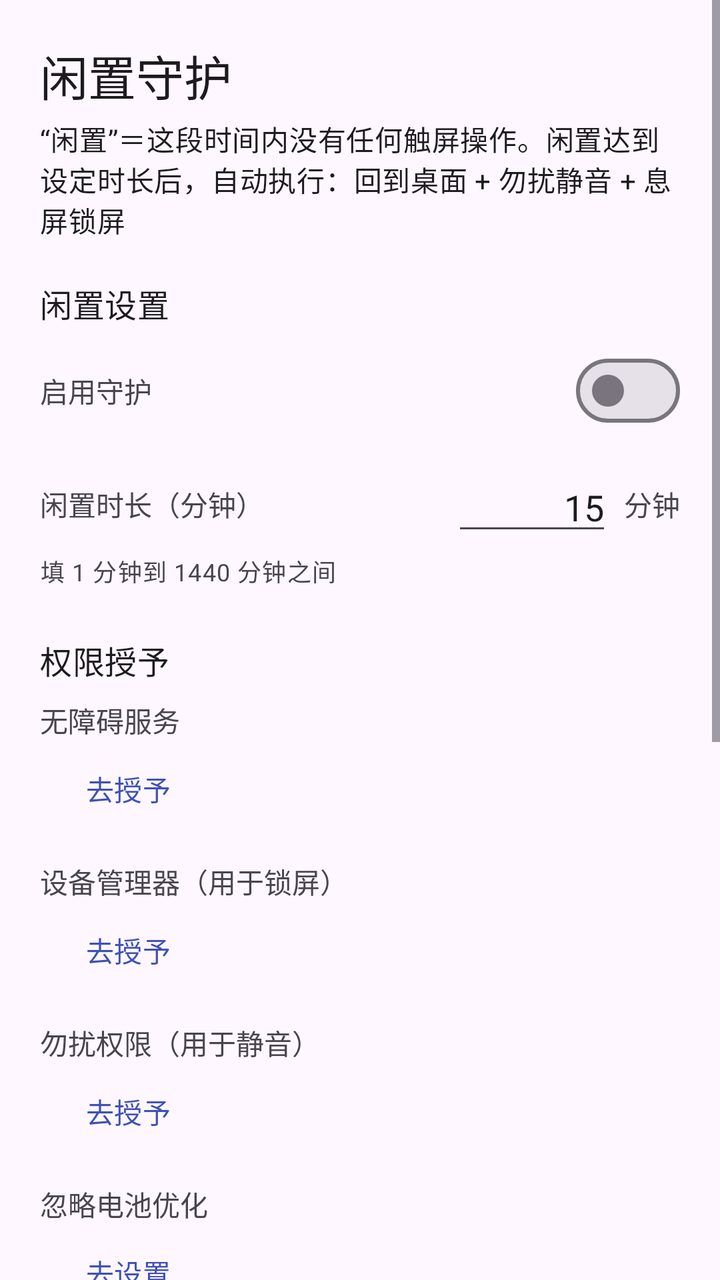
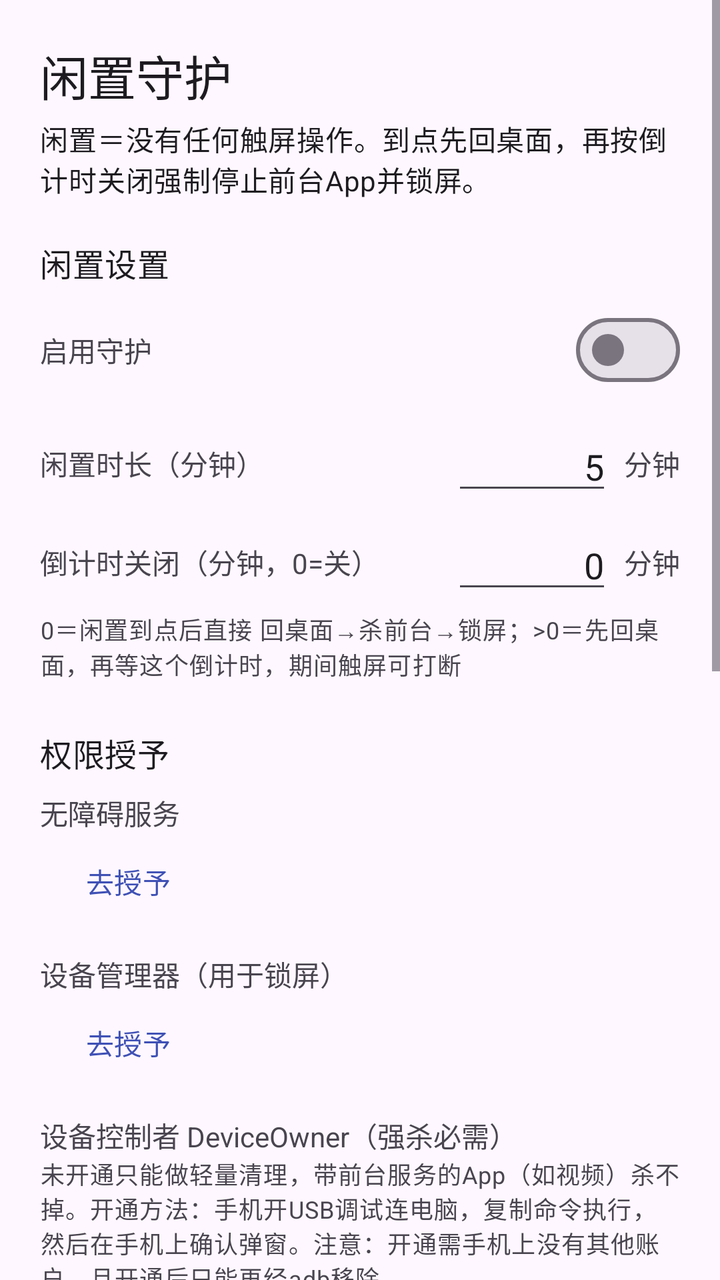

Compare the two renders of this Android layout. The source of the first and the diff that turns it into the second are given below.
<!-- AndroidManifest.xml: application theme Theme.IdleGuard -->
<!-- res/layout/activity_main.xml -->
<?xml version="1.0" encoding="utf-8"?>
<ScrollView xmlns:android="http://schemas.android.com/apk/res/android"
    android:layout_width="match_parent"
    android:layout_height="match_parent"
    android:fillViewport="true">

    <LinearLayout
        android:layout_width="match_parent"
        android:layout_height="wrap_content"
        android:orientation="vertical"
        android:padding="20dp">

        <TextView
            android:layout_width="wrap_content"
            android:layout_height="wrap_content"
            android:text="@string/app_name"
            android:textAppearance="?attr/textAppearanceHeadlineSmall" />

        <TextView
            android:layout_width="match_parent"
            android:layout_height="wrap_content"
            android:layout_marginTop="4dp"
            android:text="“闲置”＝这段时间内没有任何触屏操作。闲置达到设定时长后，自动执行：回到桌面 + 勿扰静音 + 息屏锁屏"
            android:textAppearance="?attr/textAppearanceBodyMedium" />

        
        <TextView
            android:layout_width="wrap_content"
            android:layout_height="wrap_content"
            android:layout_marginTop="20dp"
            android:text="@string/section_settings"
            android:textAppearance="?attr/textAppearanceTitleMedium" />

        <LinearLayout
            android:layout_width="match_parent"
            android:layout_height="wrap_content"
            android:layout_marginTop="8dp"
            android:gravity="center_vertical"
            android:orientation="horizontal">

            <TextView
                android:layout_width="0dp"
                android:layout_height="wrap_content"
                android:layout_weight="1"
                android:text="@string/label_enable" />

            <com.google.android.material.materialswitch.MaterialSwitch
                android:id="@+id/switchEnabled"
                android:layout_width="wrap_content"
                android:layout_height="wrap_content" />
        </LinearLayout>

        <LinearLayout
            android:layout_width="match_parent"
            android:layout_height="wrap_content"
            android:layout_marginTop="12dp"
            android:gravity="center_vertical"
            android:orientation="horizontal">

            <TextView
                android:layout_width="0dp"
                android:layout_height="wrap_content"
                android:layout_weight="1"
                android:text="@string/label_idle_minutes" />

            <com.google.android.material.textfield.TextInputEditText
                android:id="@+id/editMinutes"
                android:layout_width="80dp"
                android:layout_height="wrap_content"
                android:gravity="end"
                android:inputType="number"
                android:text="15" />

            <TextView
                android:layout_width="wrap_content"
                android:layout_height="wrap_content"
                android:layout_marginStart="6dp"
                android:text="分钟" />
        </LinearLayout>

        <TextView
            android:layout_width="match_parent"
            android:layout_height="wrap_content"
            android:layout_marginTop="4dp"
            android:text="@string/hint_minutes"
            android:textAppearance="?attr/textAppearanceBodySmall" />

        <TextView
            android:id="@+id/rowAutoStartHint"
            android:layout_width="match_parent"
            android:layout_height="wrap_content"
            android:layout_marginTop="8dp"
            android:text="@string/row_auto_start_hint"
            android:textAppearance="?attr/textAppearanceBodySmall"
            android:visibility="gone" />

        
        <TextView
            android:layout_width="wrap_content"
            android:layout_height="wrap_content"
            android:layout_marginTop="24dp"
            android:text="@string/section_permissions"
            android:textAppearance="?attr/textAppearanceTitleMedium" />

        <TextView
            android:id="@+id/statusAccessibility"
            android:layout_width="match_parent"
            android:layout_height="wrap_content"
            android:layout_marginTop="8dp"
            android:text="@string/perm_accessibility" />

        <com.google.android.material.button.MaterialButton
            android:id="@+id/btnGrantAccessibility"
            style="@style/Widget.Material3.Button.TextButton"
            android:layout_width="wrap_content"
            android:layout_height="wrap_content"
            android:text="@string/btn_grant" />

        <TextView
            android:id="@+id/statusDeviceAdmin"
            android:layout_width="match_parent"
            android:layout_height="wrap_content"
            android:layout_marginTop="12dp"
            android:text="@string/perm_device_admin" />

        <com.google.android.material.button.MaterialButton
            android:id="@+id/btnGrantDeviceAdmin"
            style="@style/Widget.Material3.Button.TextButton"
            android:layout_width="wrap_content"
            android:layout_height="wrap_content"
            android:text="@string/btn_grant" />

        <TextView
            android:id="@+id/statusDnd"
            android:layout_width="match_parent"
            android:layout_height="wrap_content"
            android:layout_marginTop="12dp"
            android:text="@string/perm_dnd" />

        <com.google.android.material.button.MaterialButton
            android:id="@+id/btnGrantDnd"
            style="@style/Widget.Material3.Button.TextButton"
            android:layout_width="wrap_content"
            android:layout_height="wrap_content"
            android:text="@string/btn_grant" />

        <TextView
            android:id="@+id/statusBattery"
            android:layout_width="match_parent"
            android:layout_height="wrap_content"
            android:layout_marginTop="12dp"
            android:text="@string/perm_battery" />

        <com.google.android.material.button.MaterialButton
            android:id="@+id/btnIgnoreBattery"
            style="@style/Widget.Material3.Button.TextButton"
            android:layout_width="wrap_content"
            android:layout_height="wrap_content"
            android:text="@string/btn_ignore_battery" />

        <TextView
            android:id="@+id/statusExactAlarm"
            android:layout_width="match_parent"
            android:layout_height="wrap_content"
            android:layout_marginTop="12dp"
            android:text="@string/perm_exact_alarm" />

        <com.google.android.material.button.MaterialButton
            android:id="@+id/btnGrantExactAlarm"
            style="@style/Widget.Material3.Button.TextButton"
            android:layout_width="wrap_content"
            android:layout_height="wrap_content"
            android:text="@string/btn_grant" />

        <TextView
            android:id="@+id/statusUsage"
            android:layout_width="match_parent"
            android:layout_height="wrap_content"
            android:layout_marginTop="12dp"
            android:text="@string/perm_usage" />

        <com.google.android.material.button.MaterialButton
            android:id="@+id/btnGrantUsage"
            style="@style/Widget.Material3.Button.TextButton"
            android:layout_width="wrap_content"
            android:layout_height="wrap_content"
            android:text="@string/btn_grant" />

        
        <TextView
            android:layout_width="wrap_content"
            android:layout_height="wrap_content"
            android:layout_marginTop="24dp"
            android:text="@string/section_test"
            android:textAppearance="?attr/textAppearanceTitleMedium" />

        <com.google.android.material.button.MaterialButton
            android:id="@+id/btnTestTrigger"
            android:layout_width="wrap_content"
            android:layout_height="wrap_content"
            android:layout_marginTop="8dp"
            android:text="@string/btn_test_trigger" />

        
        <TextView
            android:layout_width="wrap_content"
            android:layout_height="wrap_content"
            android:layout_marginTop="24dp"
            android:text="更多"
            android:textAppearance="?attr/textAppearanceTitleMedium" />

        <com.google.android.material.button.MaterialButton
            android:id="@+id/btnOpenAutoStart"
            style="@style/Widget.Material3.Button.TonalButton"
            android:layout_width="match_parent"
            android:layout_height="wrap_content"
            android:layout_marginTop="8dp"
            android:text="自启动引导（防杀后台）" />

        <com.google.android.material.button.MaterialButton
            android:id="@+id/btnOpenLog"
            style="@style/Widget.Material3.Button.TonalButton"
            android:layout_width="match_parent"
            android:layout_height="wrap_content"
            android:layout_marginTop="8dp"
            android:text="触发日志" />

    </LinearLayout>
</ScrollView>
<!-- resources referenced by this layout -->
<resources>
  <string name="app_name">闲置守护</string>
  <string name="btn_grant">去授予</string>
  <string name="btn_ignore_battery">去设置</string>
  <string name="btn_test_trigger">立即测试触发</string>
  <string name="hint_minutes">填 1 分钟到 1440 分钟之间</string>
  <string name="label_enable">启用守护</string>
  <string name="label_idle_minutes">闲置时长（分钟）</string>
  <string name="perm_accessibility">无障碍服务</string>
  <string name="perm_battery">忽略电池优化</string>
  <string name="perm_device_admin">设备管理器（用于锁屏）</string>
  <string name="perm_dnd">勿扰权限（用于静音）</string>
  <string name="perm_exact_alarm">精准闹钟（保证到点触发）</string>
  <string name="perm_usage">使用情况访问（识别前台App，清理用）</string>
  <string name="row_auto_start_hint">国产 ROM 请在系统"自启动管理"中允许闲置守护自启动，避免被杀后台。</string>
  <string name="section_permissions">权限授予</string>
  <string name="section_settings">闲置设置</string>
  <string name="section_test">测试</string>
  <style name="Theme.IdleGuard" parent="Theme.Material3.DayNight.NoActionBar">
          <item name="colorPrimary">@color/brand_primary</item>
          <item name="colorSecondary">@color/brand_secondary</item>
      </style>
  <color name="brand_primary">#3F51B5</color>
  <color name="brand_secondary">#1A237E</color>
</resources>

<!-- the commit's change to res/layout/activity_main.xml (unified diff, before → after) -->
@@ -20,7 +20,7 @@
             android:layout_width="match_parent"
             android:layout_height="wrap_content"
             android:layout_marginTop="4dp"
-            android:text="“闲置”＝这段时间内没有任何触屏操作。闲置达到设定时长后，自动执行：回到桌面 + 勿扰静音 + 息屏锁屏"
+            android:text="@string/header_subtitle"
             android:textAppearance="?attr/textAppearanceBodyMedium" />
 
         
@@ -69,7 +69,7 @@
                 android:layout_height="wrap_content"
                 android:gravity="end"
                 android:inputType="number"
-                android:text="15" />
+                android:text="5" />
 
             <TextView
                 android:layout_width="wrap_content"
@@ -78,11 +78,39 @@
                 android:text="分钟" />
         </LinearLayout>
 
+        <LinearLayout
+            android:layout_width="match_parent"
+            android:layout_height="wrap_content"
+            android:layout_marginTop="8dp"
+            android:gravity="center_vertical"
+            android:orientation="horizontal">
+
+            <TextView
+                android:layout_width="0dp"
+                android:layout_height="wrap_content"
+                android:layout_weight="1"
+                android:text="@string/label_countdown" />
+
+            <com.google.android.material.textfield.TextInputEditText
+                android:id="@+id/editCountdown"
+                android:layout_width="80dp"
+                android:layout_height="wrap_content"
+                android:gravity="end"
+                android:inputType="number"
+                android:text="0" />
+
+            <TextView
+                android:layout_width="wrap_content"
+                android:layout_height="wrap_content"
+                android:layout_marginStart="6dp"
+                android:text="分钟" />
+        </LinearLayout>
+
         <TextView
             android:layout_width="match_parent"
             android:layout_height="wrap_content"
             android:layout_marginTop="4dp"
-            android:text="@string/hint_minutes"
+            android:text="@string/hint_countdown"
             android:textAppearance="?attr/textAppearanceBodySmall" />
 
         <TextView
@@ -131,18 +159,24 @@
             android:text="@string/btn_grant" />
 
         <TextView
-            android:id="@+id/statusDnd"
-            android:layout_width="match_parent"
-            android:layout_height="wrap_content"
-            android:layout_marginTop="12dp"
-            android:text="@string/perm_dnd" />
-
-        <com.google.android.material.button.MaterialButton
-            android:id="@+id/btnGrantDnd"
-            style="@style/Widget.Material3.Button.TextButton"
-            android:layout_width="wrap_content"
-            android:layout_height="wrap_content"
-            android:text="@string/btn_grant" />
+            android:id="@+id/statusDeviceOwner"
+            android:layout_width="match_parent"
+            android:layout_height="wrap_content"
+            android:layout_marginTop="12dp"
+            android:text="@string/perm_device_owner" />
+
+        <TextView
+            android:layout_width="match_parent"
+            android:layout_height="wrap_content"
+            android:text="@string/device_owner_hint"
+            android:textAppearance="?attr/textAppearanceBodySmall" />
+
+        <com.google.android.material.button.MaterialButton
+            android:id="@+id/btnCopyDoCmd"
+            style="@style/Widget.Material3.Button.TextButton"
+            android:layout_width="wrap_content"
+            android:layout_height="wrap_content"
+            android:text="@string/btn_copy_docmd" />
 
         <TextView
             android:id="@+id/statusBattery"
<!-- resource entries referenced after the edit -->
@@ -1,16 +1,20 @@
 <!-- resources referenced by this layout -->
 <resources>
   <string name="app_name">闲置守护</string>
+  <string name="btn_copy_docmd">复制开通命令</string>
   <string name="btn_grant">去授予</string>
   <string name="btn_ignore_battery">去设置</string>
   <string name="btn_test_trigger">立即测试触发</string>
-  <string name="hint_minutes">填 1 分钟到 1440 分钟之间</string>
+  <string name="device_owner_hint">未开通只能做"轻量清理"，带前台服务的App（如视频）杀不掉。开通方法：手机开USB调试连电脑，复制命令执行，然后在手机上确认弹窗。注意：开通需手机上没有其他账户，且开通后只能再经adb移除。</string>
+  <string name="header_subtitle">"闲置"＝没有任何触屏操作。到点先回桌面，再按"倒计时关闭"强制停止前台App并锁屏。</string>
+  <string name="hint_countdown">0＝闲置到点后直接 回桌面→杀前台→锁屏；&gt;0＝先回桌面，再等这个倒计时，期间触屏可打断</string>
+  <string name="label_countdown">倒计时关闭（分钟，0=关）</string>
   <string name="label_enable">启用守护</string>
   <string name="label_idle_minutes">闲置时长（分钟）</string>
   <string name="perm_accessibility">无障碍服务</string>
   <string name="perm_battery">忽略电池优化</string>
   <string name="perm_device_admin">设备管理器（用于锁屏）</string>
-  <string name="perm_dnd">勿扰权限（用于静音）</string>
+  <string name="perm_device_owner">设备控制者 DeviceOwner（强杀必需）</string>
   <string name="perm_exact_alarm">精准闹钟（保证到点触发）</string>
   <string name="perm_usage">使用情况访问（识别前台App，清理用）</string>
   <string name="row_auto_start_hint">国产 ROM 请在系统"自启动管理"中允许闲置守护自启动，避免被杀后台。</string>
